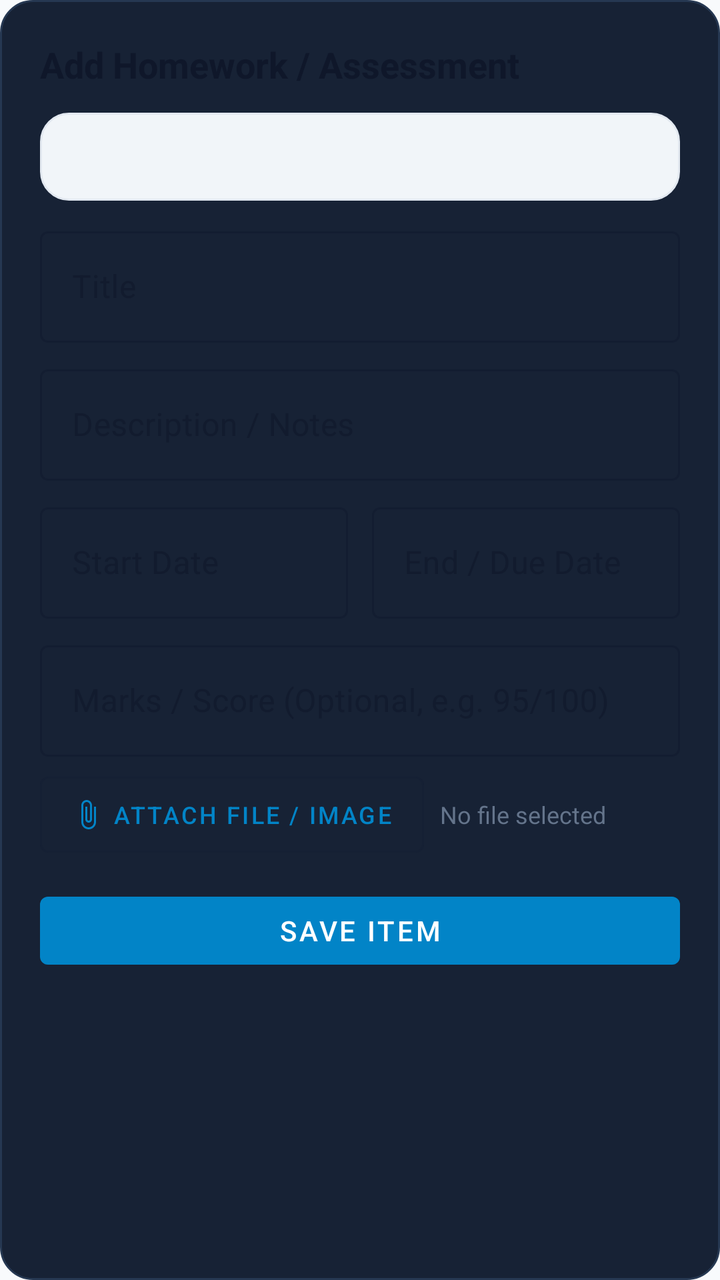
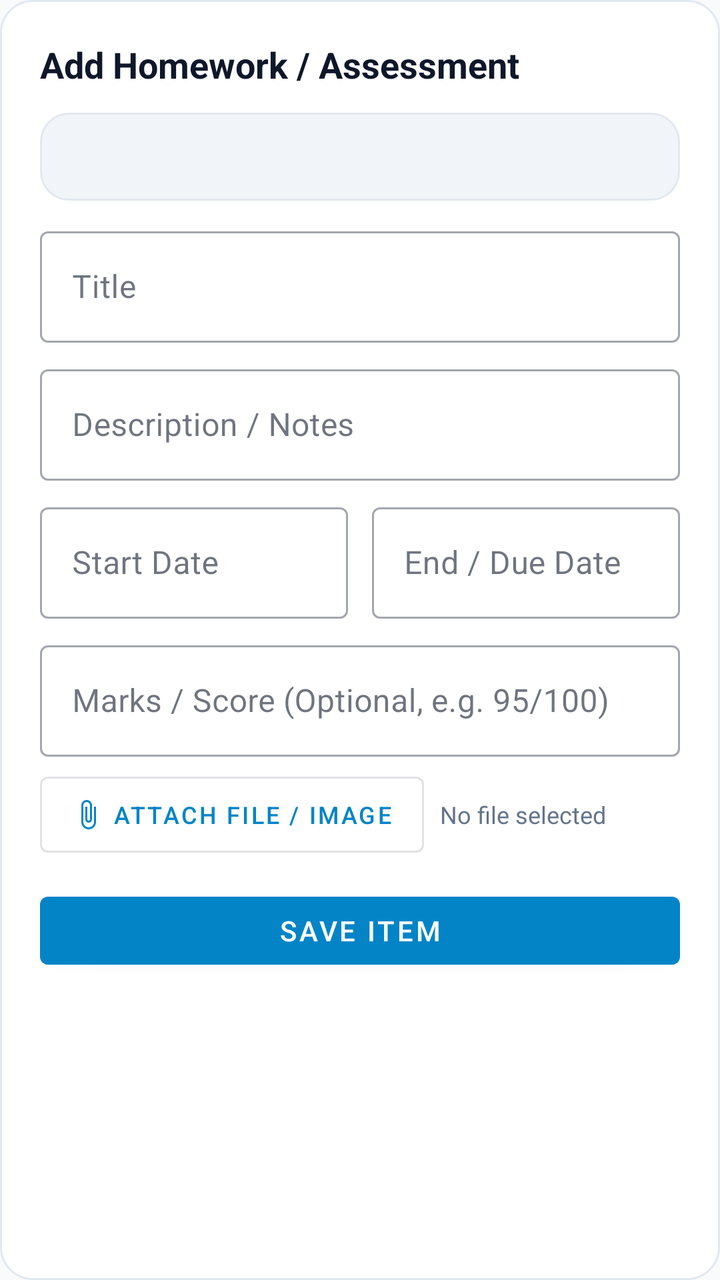

Two renders of the same Android screen: before a commit and after it. Below are the layout's source before the change and the commit's diff.
<!-- AndroidManifest.xml: application theme Theme.LifeSync -->
<!-- res/layout/dialog_add_subject_item.xml -->
<?xml version="1.0" encoding="utf-8"?>
<LinearLayout xmlns:android="http://schemas.android.com/apk/res/android"
    xmlns:app="http://schemas.android.com/apk/res-auto"
    android:layout_width="match_parent"
    android:layout_height="wrap_content"
    android:background="@drawable/bg_dialog_obsidian_solid"
    android:orientation="vertical"
    android:padding="20dp">

    <TextView
        android:layout_width="wrap_content"
        android:layout_height="wrap_content"
        android:text="Add Homework / Assessment"
        android:textColor="@color/text_primary"
        android:textSize="18sp"
        android:textStyle="bold" />

    <Spinner
        android:id="@+id/spItemType"
        android:layout_width="match_parent"
        android:layout_height="44dp"
        android:layout_marginTop="12dp"
        android:background="@drawable/bg_chip_unselected" />

    <LinearLayout
        android:id="@+id/layoutExamTypeContainer"
        android:layout_width="match_parent"
        android:layout_height="wrap_content"
        android:layout_marginTop="8dp"
        android:orientation="vertical"
        android:visibility="gone">

        <TextView
            android:layout_width="wrap_content"
            android:layout_height="wrap_content"
            android:text="Exam Classification"
            android:textColor="@color/text_secondary"
            android:textSize="12sp" />

        <Spinner
            android:id="@+id/spExamType"
            android:layout_width="match_parent"
            android:layout_height="44dp"
            android:layout_marginTop="4dp"
            android:background="@drawable/bg_chip_unselected" />
    </LinearLayout>

    <com.google.android.material.textfield.TextInputLayout
        style="@style/Widget.MaterialComponents.TextInputLayout.OutlinedBox"
        android:layout_width="match_parent"
        android:layout_height="wrap_content"
        android:layout_marginTop="10dp"
        android:hint="Title">

        <com.google.android.material.textfield.TextInputEditText
            android:id="@+id/etItemTitle"
            android:layout_width="match_parent"
            android:layout_height="wrap_content" />
    </com.google.android.material.textfield.TextInputLayout>

    <com.google.android.material.textfield.TextInputLayout
        style="@style/Widget.MaterialComponents.TextInputLayout.OutlinedBox"
        android:layout_width="match_parent"
        android:layout_height="wrap_content"
        android:layout_marginTop="8dp"
        android:hint="Description / Notes">

        <com.google.android.material.textfield.TextInputEditText
            android:id="@+id/etItemDescription"
            android:layout_width="match_parent"
            android:layout_height="wrap_content" />
    </com.google.android.material.textfield.TextInputLayout>

    <LinearLayout
        android:layout_width="match_parent"
        android:layout_height="wrap_content"
        android:layout_marginTop="8dp"
        android:orientation="horizontal">

        <com.google.android.material.textfield.TextInputLayout
            style="@style/Widget.MaterialComponents.TextInputLayout.OutlinedBox"
            android:layout_width="0dp"
            android:layout_height="wrap_content"
            android:layout_marginEnd="6dp"
            android:layout_weight="1"
            android:hint="Start Date">

            <com.google.android.material.textfield.TextInputEditText
                android:id="@+id/etItemStartDate"
                android:layout_width="match_parent"
                android:layout_height="wrap_content" />
        </com.google.android.material.textfield.TextInputLayout>

        <com.google.android.material.textfield.TextInputLayout
            style="@style/Widget.MaterialComponents.TextInputLayout.OutlinedBox"
            android:layout_width="0dp"
            android:layout_height="wrap_content"
            android:layout_marginStart="6dp"
            android:layout_weight="1"
            android:hint="End / Due Date">

            <com.google.android.material.textfield.TextInputEditText
                android:id="@+id/etItemEndDate"
                android:layout_width="match_parent"
                android:layout_height="wrap_content" />
        </com.google.android.material.textfield.TextInputLayout>
    </LinearLayout>

    <com.google.android.material.textfield.TextInputLayout
        style="@style/Widget.MaterialComponents.TextInputLayout.OutlinedBox"
        android:layout_width="match_parent"
        android:layout_height="wrap_content"
        android:layout_marginTop="8dp"
        android:hint="Marks / Score (Optional, e.g. 95/100)">

        <com.google.android.material.textfield.TextInputEditText
            android:id="@+id/etItemScore"
            android:layout_width="match_parent"
            android:layout_height="wrap_content" />
    </com.google.android.material.textfield.TextInputLayout>

    
    <LinearLayout
        android:layout_width="match_parent"
        android:layout_height="wrap_content"
        android:layout_marginTop="10dp"
        android:gravity="center_vertical"
        android:orientation="horizontal">

        <com.google.android.material.button.MaterialButton
            android:id="@+id/btnPickAttachment"
            style="@style/Widget.MaterialComponents.Button.OutlinedButton"
            android:layout_width="wrap_content"
            android:layout_height="38dp"
            android:insetTop="0dp"
            android:insetBottom="0dp"
            android:text="Attach File / Image"
            app:icon="@drawable/ic_attach_file"
            app:iconSize="16dp"
            android:textSize="12sp" />

        <TextView
            android:id="@+id/tvAttachmentPreview"
            android:layout_width="0dp"
            android:layout_height="wrap_content"
            android:layout_marginStart="8dp"
            android:layout_weight="1"
            android:ellipsize="middle"
            android:singleLine="true"
            android:text="No file selected"
            android:textColor="@color/text_muted"
            android:textSize="12sp" />
    </LinearLayout>

    <com.google.android.material.button.MaterialButton
        android:id="@+id/btnSaveSubjectItem"
        android:layout_width="match_parent"
        android:layout_height="46dp"
        android:layout_marginTop="16dp"
        android:text="Save Item" />

</LinearLayout>
<!-- resources referenced by this layout -->
<resources>
  <color name="text_muted">#64748B</color>
  <color name="text_primary">#0F172A</color>
  <color name="text_secondary">#64748B</color>
  <!-- drawable bg_chip_unselected (drawable) -->
  <?xml version="1.0" encoding="utf-8"?>
  <shape xmlns:android="http://schemas.android.com/apk/res/android"
      android:shape="rectangle">
      <solid android:color="@color/surface_variant" />
      <corners android:radius="14dp" />
      <stroke
          android:width="1dp"
          android:color="@color/card_stroke" />
  </shape>
  <!-- drawable bg_dialog_obsidian_solid (drawable) -->
  <?xml version="1.0" encoding="utf-8"?>
  <shape xmlns:android="http://schemas.android.com/apk/res/android"
      android:shape="rectangle">
      <solid android:color="#172235" />
      <corners android:radius="16dp" />
      <stroke
          android:width="1dp"
          android:color="#263852" />
  </shape>
  <!-- drawable ic_attach_file (drawable) -->
  <vector xmlns:android="http://schemas.android.com/apk/res/android"
      android:width="24dp"
      android:height="24dp"
      android:viewportWidth="24"
      android:viewportHeight="24">
      <path
          android:fillColor="#000000"
          android:pathData="M16.5,6v11.5c0,2.21 -1.79,4 -4,4s-4,-1.79 -4,-4V5c0,-1.38 1.12,-2.5 2.5,-2.5s2.5,1.12 2.5,2.5v10.5c0,0.55 -0.45,1 -1,1s-1,-0.45 -1,-1V6H10v9.5c0,1.38 1.12,2.5 2.5,2.5s2.5,-1.12 2.5,-2.5V5c0,-2.21 -1.79,-4 -4,-4S7,2.79 7,5v12.5c0,3.04 2.46,5.5 5.5,5.5s5.5,-2.46 5.5,-5.5V6h-1.5z"/>
  </vector>
  <color name="surface_variant">#F1F5F9</color>
  <color name="card_stroke">#E2E8F0</color>
  <color name="primary">#0284C7</color>
  <color name="primary_variant">#0369A1</color>
  <color name="on_primary">#FFFFFF</color>
  <color name="secondary">#7C3AED</color>
  <color name="secondary_variant">#6D28D9</color>
  <color name="on_secondary">#FFFFFF</color>
  <color name="surface">#FFFFFF</color>
  <color name="background">#F8FAFC</color>
  <style name="CardElevationRounded" parent="Widget.MaterialComponents.CardView">
          <item name="cardCornerRadius">22dp</item>
          <item name="cardElevation">2dp</item>
          <item name="strokeWidth">1dp</item>
          <item name="strokeColor">@color/card_stroke</item>
          <item name="cardBackgroundColor">@color/surface_card</item>
      </style>
  <style name="DuoRhythmTextView" parent="android:Widget.TextView">
          <item name="android:lineSpacingExtra">2dp</item>
          <item name="android:fontFamily">sans-serif</item>
          <item name="android:includeFontPadding">true</item>
      </style>
  <style name="DuoRhythmEditText" parent="android:Widget.EditText">
          <item name="android:lineSpacingExtra">2dp</item>
          <item name="android:fontFamily">sans-serif</item>
          <item name="android:includeFontPadding">true</item>
          <item name="android:textColor">@color/text_primary</item>
          <item name="android:textColorHint">@color/text_secondary</item>
      </style>
  <color name="surface_card">#FFFFFF</color>
  <!-- unchanged entries left out for length: 1 -->
</resources>

<!-- the commit's change to res/layout/dialog_add_subject_item.xml (unified diff, before → after) -->
@@ -55,7 +55,9 @@
         <com.google.android.material.textfield.TextInputEditText
             android:id="@+id/etItemTitle"
             android:layout_width="match_parent"
-            android:layout_height="wrap_content" />
+            android:layout_height="wrap_content"
+            android:textColor="?attr/colorOnSurface"
+            android:textColorHint="?attr/colorOutline" />
     </com.google.android.material.textfield.TextInputLayout>
 
     <com.google.android.material.textfield.TextInputLayout
@@ -68,7 +70,9 @@
         <com.google.android.material.textfield.TextInputEditText
             android:id="@+id/etItemDescription"
             android:layout_width="match_parent"
-            android:layout_height="wrap_content" />
+            android:layout_height="wrap_content"
+            android:textColor="?attr/colorOnSurface"
+            android:textColorHint="?attr/colorOutline" />
     </com.google.android.material.textfield.TextInputLayout>
 
     <LinearLayout
@@ -88,7 +92,9 @@
             <com.google.android.material.textfield.TextInputEditText
                 android:id="@+id/etItemStartDate"
                 android:layout_width="match_parent"
-                android:layout_height="wrap_content" />
+                android:layout_height="wrap_content"
+                android:textColor="?attr/colorOnSurface"
+                android:textColorHint="?attr/colorOutline" />
         </com.google.android.material.textfield.TextInputLayout>
 
         <com.google.android.material.textfield.TextInputLayout
@@ -102,7 +108,9 @@
             <com.google.android.material.textfield.TextInputEditText
                 android:id="@+id/etItemEndDate"
                 android:layout_width="match_parent"
-                android:layout_height="wrap_content" />
+                android:layout_height="wrap_content"
+                android:textColor="?attr/colorOnSurface"
+                android:textColorHint="?attr/colorOutline" />
         </com.google.android.material.textfield.TextInputLayout>
     </LinearLayout>
 
@@ -116,7 +124,9 @@
         <com.google.android.material.textfield.TextInputEditText
             android:id="@+id/etItemScore"
             android:layout_width="match_parent"
-            android:layout_height="wrap_content" />
+            android:layout_height="wrap_content"
+            android:textColor="?attr/colorOnSurface"
+            android:textColorHint="?attr/colorOutline" />
     </com.google.android.material.textfield.TextInputLayout>
 
     
<!-- resource entries referenced after the edit -->
@@ -17,11 +17,11 @@
   <?xml version="1.0" encoding="utf-8"?>
   <shape xmlns:android="http://schemas.android.com/apk/res/android"
       android:shape="rectangle">
-      <solid android:color="#172235" />
+      <solid android:color="@color/surface" />
       <corners android:radius="16dp" />
       <stroke
           android:width="1dp"
-          android:color="#263852" />
+          android:color="@color/card_stroke" />
   </shape>
   <!-- drawable ic_attach_file (drawable) -->
   <vector xmlns:android="http://schemas.android.com/apk/res/android"
